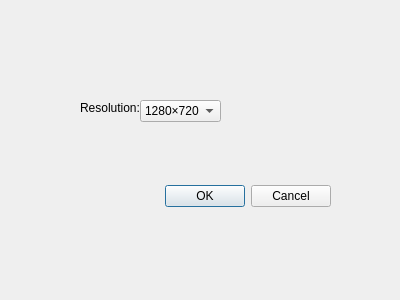
The window that code/wgt_pages/dialog_property.ui (fostfox/snake_game) describes before a commit, drawn with Qt 5.
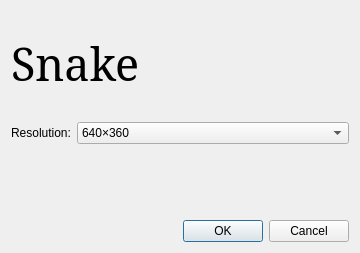
The same window after the commit.

Commit message: Adjustment of menu windows. Adding the choice of window resolution.

What changed in the file:
```diff
--- a/code/wgt_pages/dialog_property.ui
+++ b/code/wgt_pages/dialog_property.ui
@@ -6,37 +6,40 @@
    <rect>
     <x>0</x>
     <y>0</y>
-    <width>400</width>
-    <height>300</height>
+    <width>360</width>
+    <height>253</height>
    </rect>
   </property>
   <property name="windowTitle">
    <string>Dialog</string>
   </property>
+  <layout class="QVBoxLayout" name="verticalLayout" stretch="2,1,0,0">
+   <item>
+    <widget class="QLabel" name="label_3">
+     <property name="font">
+      <font>
+       <family>MS Serif</family>
+       <pointsize>34</pointsize>
+      </font>
+     </property>
+     <property name="text">
+      <string>Snake</string>
+     </property>
+    </widget>
+   </item>
+   <item>
+    <layout class="QFormLayout" name="formLayout">
+     <item row="0" column="0">
   <widget class="QLabel" name="label">
-   <property name="geometry">
-    <rect>
-     <x>80</x>
-     <y>100</y>
-     <width>61</width>
-     <height>16</height>
-    </rect>
-   </property>
    <property name="text">
     <string>Resolution:</string>
    </property>
   </widget>
-  <widget class="QComboBox" name="comboBox">
-   <property name="geometry">
-    <rect>
-     <x>140</x>
-     <y>100</y>
-     <width>81</width>
-     <height>22</height>
-    </rect>
-   </property>
+     </item>
+     <item row="0" column="1">
+      <widget class="QComboBox" name="comboBox_resolution">
    <property name="currentIndex">
-    <number>4</number>
+        <number>7</number>
    </property>
    <item>
     <property name="text">
@@ -79,15 +82,24 @@
     </property>
    </item>
   </widget>
-  <widget class="QDialogButtonBox" name="buttonBox">
-   <property name="geometry">
-    <rect>
-     <x>150</x>
-     <y>180</y>
-     <width>181</width>
-     <height>32</height>
-    </rect>
-   </property>
+     </item>
+    </layout>
+   </item>
+   <item>
+    <spacer name="verticalSpacer">
+     <property name="orientation">
+      <enum>Qt::Vertical</enum>
+     </property>
+     <property name="sizeHint" stdset="0">
+      <size>
+       <width>20</width>
+       <height>40</height>
+      </size>
+     </property>
+    </spacer>
+   </item>
+   <item>
+    <widget class="QDialogButtonBox" name="buttonBox_dialog">
    <property name="orientation">
     <enum>Qt::Horizontal</enum>
    </property>
@@ -95,6 +107,8 @@
     <set>QDialogButtonBox::Cancel|QDialogButtonBox::Ok</set>
    </property>
   </widget>
+   </item>
+  </layout>
  </widget>
  <resources/>
  <connections/>
```
Lines whose indentation alone changed are shown as unchanged. The commit also changes 14 other files.
